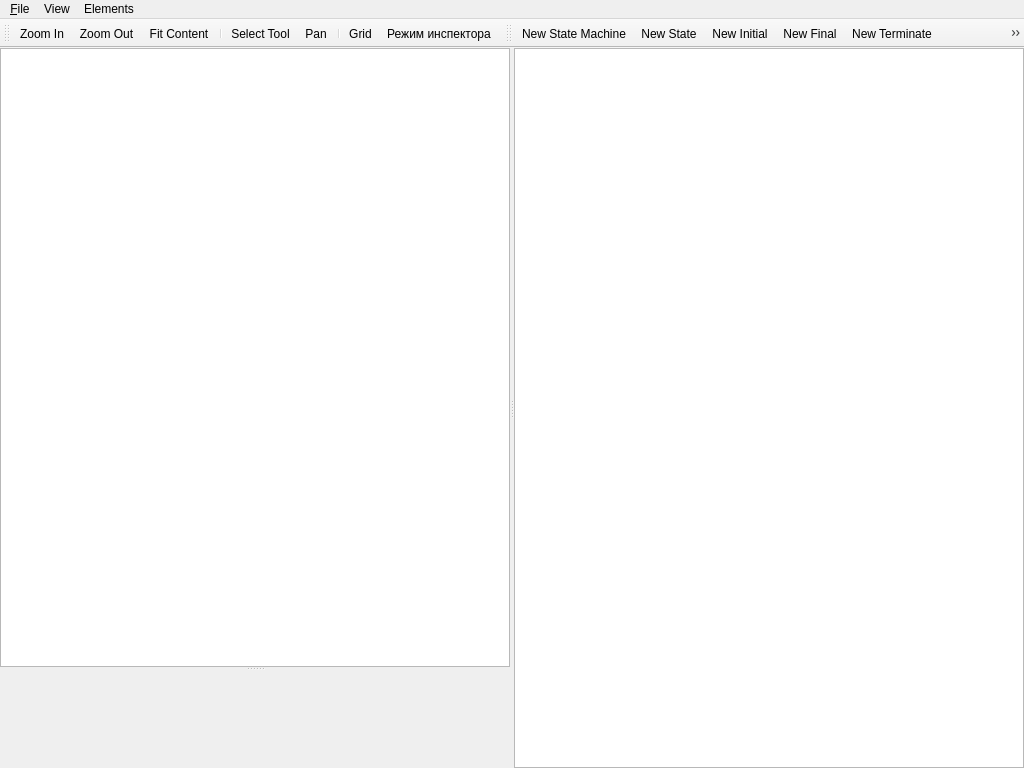
Before: the Qt Designer form smeditor_window.ui in dralex/CyberiadaHSM-Editor, drawn with Qt 5.
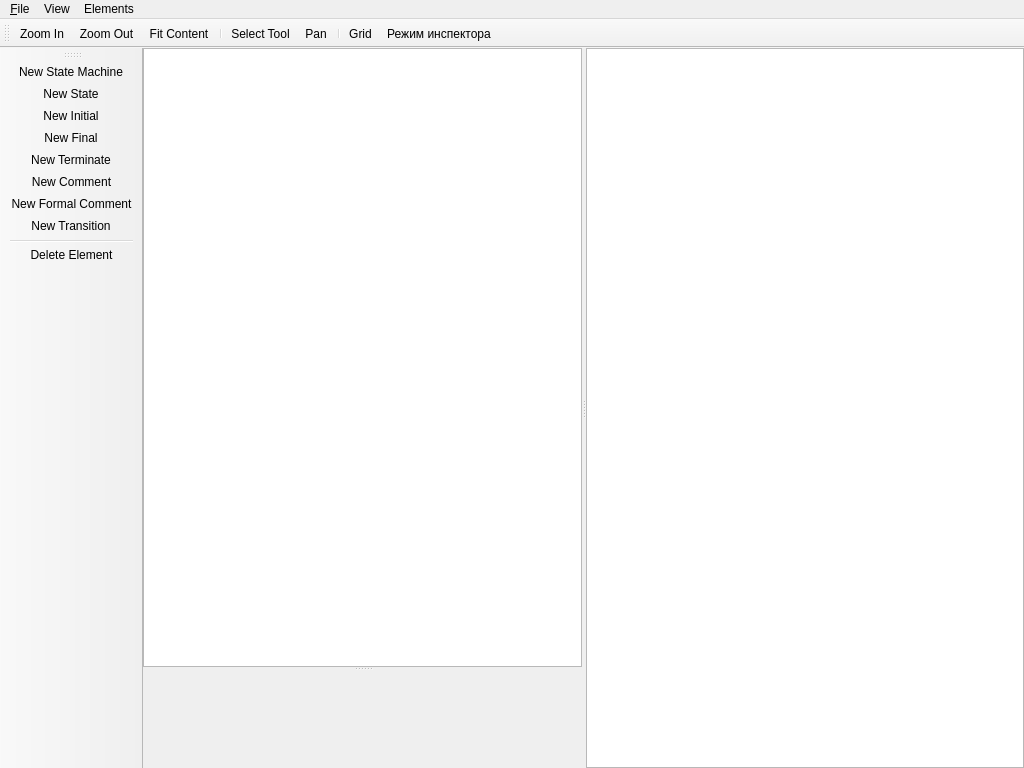
After: the same form once the commit is applied. Icons and pictures are not drawn. Custom widgets are drawn as their Qt base class.

The edit to the form file:
```diff
--- a/smeditor_window.ui
+++ b/smeditor_window.ui
@@ -152,8 +152,11 @@
    <property name="windowTitle">
     <string>toolBar</string>
    </property>
+   <property name="layoutDirection">
+    <enum>Qt::LeftToRight</enum>
+   </property>
    <attribute name="toolBarArea">
-    <enum>TopToolBarArea</enum>
+    <enum>LeftToolBarArea</enum>
    </attribute>
    <attribute name="toolBarBreak">
     <bool>false</bool>
```
